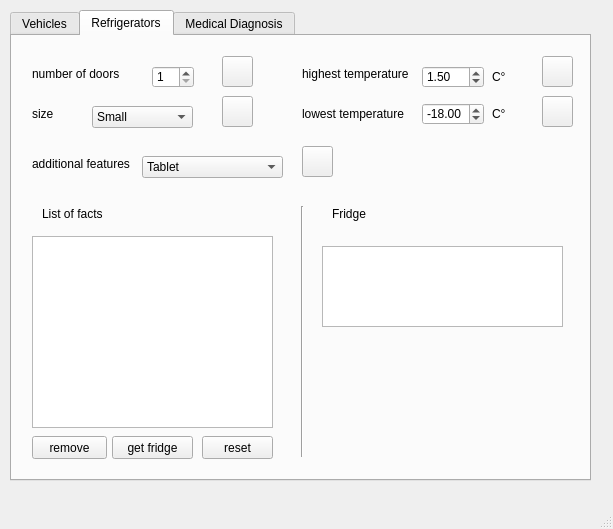
The window that mainUI.ui (super-cinnamon/Tech-Agents-with-Experta) describes before a commit, drawn with Qt 5.
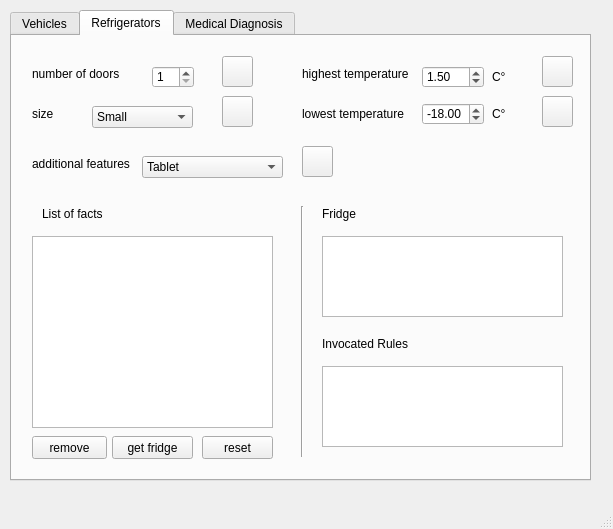
The same window after the commit. The open tabs and pages were chosen to show the change. Icons and pictures are not drawn.

Commit message: gui updated i guess

```diff
--- a/mainUI.ui
+++ b/mainUI.ui
@@ -643,7 +643,7 @@
       <property name="geometry">
        <rect>
         <x>310</x>
-        <y>210</y>
+        <y>200</y>
         <width>241</width>
         <height>81</height>
        </rect>
@@ -714,7 +714,7 @@
      <widget class="QLabel" name="label_22">
       <property name="geometry">
        <rect>
-        <x>320</x>
+        <x>310</x>
         <y>170</y>
         <width>91</width>
         <height>16</height>
@@ -741,6 +741,29 @@
         <normaloff>button_icons/add.png</normaloff>button_icons/add.png</iconset>
       </property>
      </widget>
+     <widget class="QLabel" name="label_23">
+      <property name="geometry">
+       <rect>
+        <x>310</x>
+        <y>300</y>
+        <width>91</width>
+        <height>16</height>
+       </rect>
+      </property>
+      <property name="text">
+       <string>Invocated Rules</string>
+      </property>
+     </widget>
+     <widget class="QListView" name="fridgeRules">
+      <property name="geometry">
+       <rect>
+        <x>310</x>
+        <y>330</y>
+        <width>241</width>
+        <height>81</height>
+       </rect>
+      </property>
+     </widget>
     </widget>
     <widget class="QWidget" name="Diagnosis">
      <attribute name="title">
```
Left out of the diff: 50 changed lines with no effect on the pictures.
